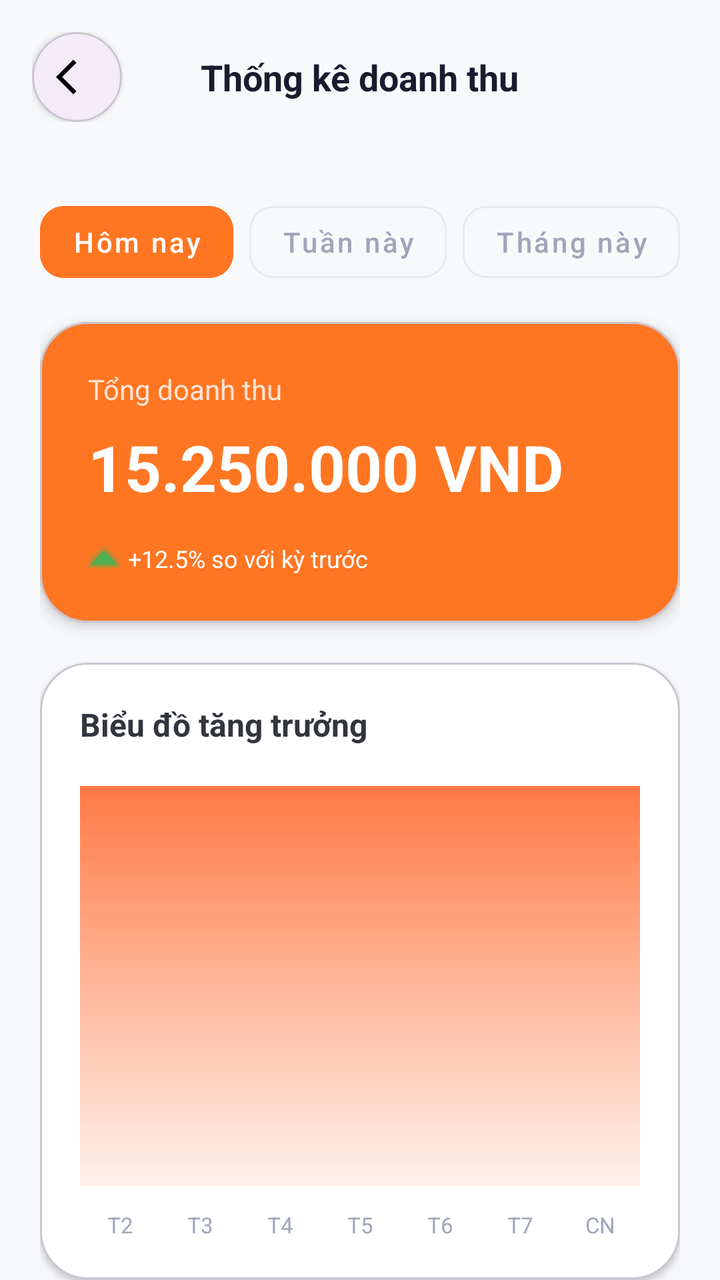
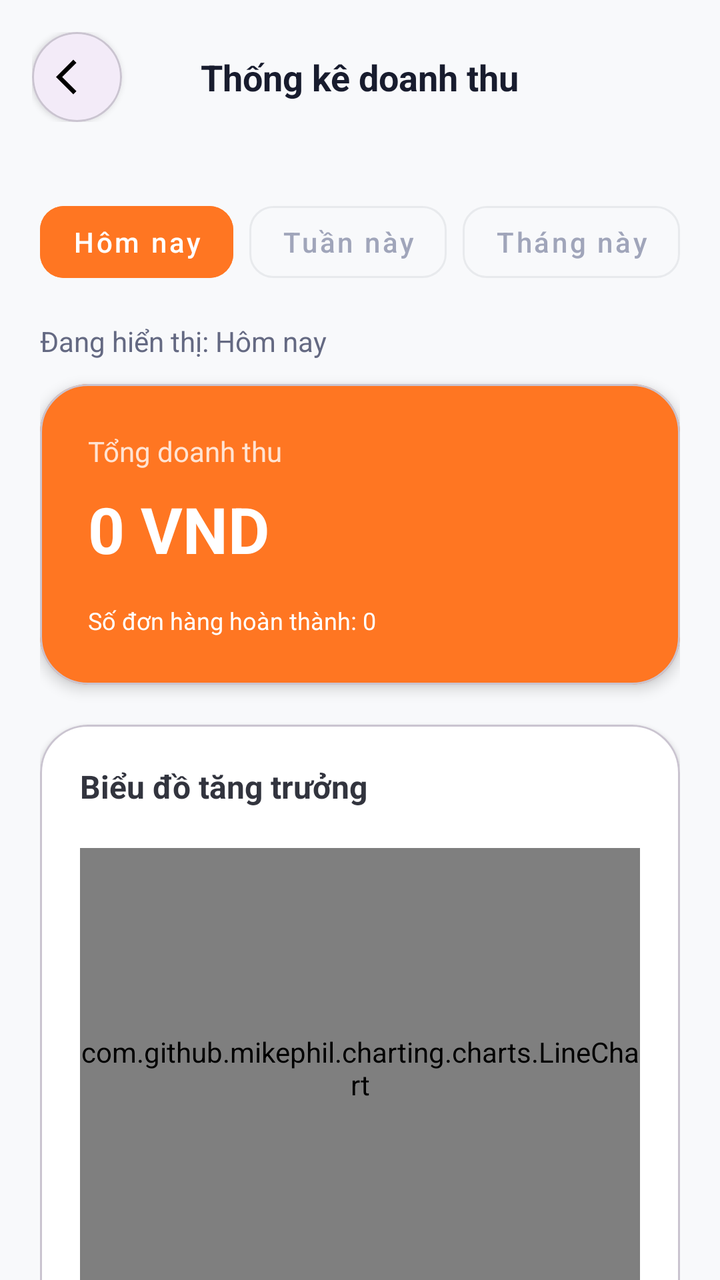

Compare the two renders of this Android layout. The source of the first and the diff that turns it into the second are given below.
<!-- AndroidManifest.xml: application theme Theme.NHOM33 -->
<!-- res/layout/admin_revenue.xml -->
<?xml version="1.0" encoding="utf-8"?>
<androidx.constraintlayout.widget.ConstraintLayout xmlns:android="http://schemas.android.com/apk/res/android"
    xmlns:app="http://schemas.android.com/apk/res-auto"
    xmlns:tools="http://schemas.android.com/tools"
    android:layout_width="match_parent"
    android:layout_height="match_parent"
    android:background="#F8F9FB">

    
    <androidx.constraintlayout.widget.ConstraintLayout
        android:id="@+id/header"
        android:layout_width="match_parent"
        android:layout_height="wrap_content"
        android:padding="16dp"
        app:layout_constraintTop_toTopOf="parent">

        <com.google.android.material.card.MaterialCardView
            android:id="@+id/btnBack"
            android:layout_width="45dp"
            android:layout_height="45dp"
            app:cardCornerRadius="22.5dp"
            app:cardElevation="2dp"
            app:layout_constraintBottom_toBottomOf="parent"
            app:layout_constraintStart_toStartOf="parent"
            app:layout_constraintTop_toTopOf="parent">

            <ImageView
                android:layout_width="match_parent"
                android:layout_height="match_parent"
                android:contentDescription="Back"
                android:padding="12dp"
                android:src="@drawable/baseline_arrow_back_ios_24"
                app:tint="@color/black" />
        </com.google.android.material.card.MaterialCardView>

        <TextView
            android:layout_width="wrap_content"
            android:layout_height="wrap_content"
            android:text="Thống kê doanh thu"
            android:textColor="#181C2E"
            android:textSize="18sp"
            android:textStyle="bold"
            app:layout_constraintBottom_toBottomOf="parent"
            app:layout_constraintEnd_toEndOf="parent"
            app:layout_constraintStart_toStartOf="parent"
            app:layout_constraintTop_toTopOf="parent" />

    </androidx.constraintlayout.widget.ConstraintLayout>

    <androidx.core.widget.NestedScrollView
        android:layout_width="match_parent"
        android:layout_height="0dp"
        app:layout_constraintBottom_toBottomOf="parent"
        app:layout_constraintTop_toBottomOf="@id/header">

        <LinearLayout
            android:layout_width="match_parent"
            android:layout_height="wrap_content"
            android:orientation="vertical"
            android:padding="20dp">

            
            <HorizontalScrollView
                android:layout_width="match_parent"
                android:layout_height="wrap_content"
                android:scrollbars="none">

                <LinearLayout
                    android:layout_width="wrap_content"
                    android:layout_height="wrap_content"
                    android:orientation="horizontal"
                    android:paddingBottom="16dp">

                    <com.google.android.material.button.MaterialButton
                        android:id="@+id/btnDay"
                        style="@style/Widget.MaterialComponents.Button.UnelevatedButton"
                        android:layout_width="wrap_content"
                        android:layout_height="wrap_content"
                        android:layout_marginEnd="8dp"
                        android:backgroundTint="#FF7622"
                        android:text="Hôm nay"
                        android:textAllCaps="false"
                        android:textColor="@color/white"
                        app:cornerRadius="12dp" />

                    <com.google.android.material.button.MaterialButton
                        android:id="@+id/btnWeek"
                        style="@style/Widget.MaterialComponents.Button.OutlinedButton"
                        android:layout_width="wrap_content"
                        android:layout_height="wrap_content"
                        android:layout_marginEnd="8dp"
                        android:text="Tuần này"
                        android:textAllCaps="false"
                        android:textColor="#A0A5BA"
                        app:cornerRadius="12dp"
                        app:strokeColor="#E8EAED" />

                    <com.google.android.material.button.MaterialButton
                        android:id="@+id/btnMonth"
                        style="@style/Widget.MaterialComponents.Button.OutlinedButton"
                        android:layout_width="wrap_content"
                        android:layout_height="wrap_content"
                        android:layout_marginEnd="8dp"
                        android:text="Tháng này"
                        android:textAllCaps="false"
                        android:textColor="#A0A5BA"
                        app:cornerRadius="12dp"
                        app:strokeColor="#E8EAED" />

                    <com.google.android.material.button.MaterialButton
                        android:id="@+id/btnYear"
                        style="@style/Widget.MaterialComponents.Button.OutlinedButton"
                        android:layout_width="wrap_content"
                        android:layout_height="wrap_content"
                        android:text="Năm này"
                        android:textAllCaps="false"
                        android:textColor="#A0A5BA"
                        app:cornerRadius="12dp"
                        app:strokeColor="#E8EAED" />
                </LinearLayout>
            </HorizontalScrollView>

            
            <com.google.android.material.card.MaterialCardView
                android:layout_width="match_parent"
                android:layout_height="wrap_content"
                app:cardBackgroundColor="#FF7622"
                app:cardCornerRadius="24dp"
                app:cardElevation="4dp">

                <LinearLayout
                    android:layout_width="match_parent"
                    android:layout_height="wrap_content"
                    android:orientation="vertical"
                    android:padding="24dp">

                    <TextView
                        android:layout_width="wrap_content"
                        android:layout_height="wrap_content"
                        android:alpha="0.8"
                        android:text="Tổng doanh thu"
                        android:textColor="#FFFFFF"
                        android:textSize="14sp" />

                    <TextView
                        android:id="@+id/tvTotalRevenue"
                        android:layout_width="wrap_content"
                        android:layout_height="wrap_content"
                        android:layout_marginTop="8dp"
                        android:text="15.250.000 VND"
                        android:textColor="#FFFFFF"
                        android:textSize="32sp"
                        android:textStyle="bold" />

                    <LinearLayout
                        android:layout_width="wrap_content"
                        android:layout_height="wrap_content"
                        android:layout_marginTop="16dp"
                        android:gravity="center_vertical"
                        android:orientation="horizontal">

                        <ImageView
                            android:layout_width="16dp"
                            android:layout_height="16dp"
                            android:contentDescription="Trend"
                            android:src="@android:drawable/arrow_up_float"
                            app:tint="#4CAF50" />

                        <TextView
                            android:layout_width="wrap_content"
                            android:layout_height="wrap_content"
                            android:layout_marginStart="4dp"
                            android:text="+12.5% so với kỳ trước"
                            android:textColor="#FFFFFF"
                            android:textSize="12sp" />
                    </LinearLayout>
                </LinearLayout>
            </com.google.android.material.card.MaterialCardView>

            
            <com.google.android.material.card.MaterialCardView
                android:layout_width="match_parent"
                android:layout_height="wrap_content"
                android:layout_marginTop="20dp"
                app:cardBackgroundColor="@color/white"
                app:cardCornerRadius="24dp"
                app:cardElevation="2dp">

                <LinearLayout
                    android:layout_width="match_parent"
                    android:layout_height="wrap_content"
                    android:orientation="vertical"
                    android:padding="20dp">

                    <TextView
                        android:layout_width="wrap_content"
                        android:layout_height="wrap_content"
                        android:text="Biểu đồ tăng trưởng"
                        android:textColor="#32343E"
                        android:textSize="16sp"
                        android:textStyle="bold" />

                    <ImageView
                        android:id="@+id/ivRevenueChart"
                        android:layout_width="match_parent"
                        android:layout_height="200dp"
                        android:layout_marginTop="20dp"
                        android:contentDescription="Biểu đồ doanh thu"
                        android:scaleType="fitXY"
                        android:src="@drawable/dummy_chart_gradient" />

                    <LinearLayout
                        android:layout_width="match_parent"
                        android:layout_height="wrap_content"
                        android:layout_marginTop="12dp"
                        android:orientation="horizontal"
                        android:weightSum="7">

                        <TextView
                            android:layout_width="0dp"
                            android:layout_height="wrap_content"
                            android:layout_weight="1"
                            android:gravity="center"
                            android:text="T2"
                            android:textColor="#A0A5BA"
                            android:textSize="11sp" />

                        <TextView
                            android:layout_width="0dp"
                            android:layout_height="wrap_content"
                            android:layout_weight="1"
                            android:gravity="center"
                            android:text="T3"
                            android:textColor="#A0A5BA"
                            android:textSize="11sp" />

                        <TextView
                            android:layout_width="0dp"
                            android:layout_height="wrap_content"
                            android:layout_weight="1"
                            android:gravity="center"
                            android:text="T4"
                            android:textColor="#A0A5BA"
                            android:textSize="11sp" />

                        <TextView
                            android:layout_width="0dp"
                            android:layout_height="wrap_content"
                            android:layout_weight="1"
                            android:gravity="center"
                            android:text="T5"
                            android:textColor="#A0A5BA"
                            android:textSize="11sp" />

                        <TextView
                            android:layout_width="0dp"
                            android:layout_height="wrap_content"
                            android:layout_weight="1"
                            android:gravity="center"
                            android:text="T6"
                            android:textColor="#A0A5BA"
                            android:textSize="11sp" />

                        <TextView
                            android:layout_width="0dp"
                            android:layout_height="wrap_content"
                            android:layout_weight="1"
                            android:gravity="center"
                            android:text="T7"
                            android:textColor="#A0A5BA"
                            android:textSize="11sp" />

                        <TextView
                            android:layout_width="0dp"
                            android:layout_height="wrap_content"
                            android:layout_weight="1"
                            android:gravity="center"
                            android:text="CN"
                            android:textColor="#A0A5BA"
                            android:textSize="11sp" />
                    </LinearLayout>
                </LinearLayout>
            </com.google.android.material.card.MaterialCardView>

            
            <LinearLayout
                android:layout_width="match_parent"
                android:layout_height="wrap_content"
                android:layout_marginTop="24dp"
                android:gravity="center_vertical"
                android:orientation="horizontal">

                <TextView
                    android:layout_width="0dp"
                    android:layout_height="wrap_content"
                    android:layout_weight="1"
                    android:text="Đơn hàng gần đây"
                    android:textColor="#181C2E"
                    android:textSize="16sp"
                    android:textStyle="bold" />

                <TextView
                    android:id="@+id/tvSeeAllOrders"
                    android:layout_width="wrap_content"
                    android:layout_height="wrap_content"
                    android:text="Xem tất cả"
                    android:textColor="#FF7622"
                    android:textSize="14sp" />
            </LinearLayout>

            <androidx.recyclerview.widget.RecyclerView
                android:id="@+id/rvRecentOrders"
                android:layout_width="match_parent"
                android:layout_height="wrap_content"
                android:layout_marginTop="12dp"
                android:nestedScrollingEnabled="false"
                tools:listitem="@layout/admin_item_order" />

        </LinearLayout>
    </androidx.core.widget.NestedScrollView>

</androidx.constraintlayout.widget.ConstraintLayout>
<!-- res/layout/admin_item_order.xml (included above) -->
<?xml version="1.0" encoding="utf-8"?>
<com.google.android.material.card.MaterialCardView xmlns:android="http://schemas.android.com/apk/res/android"
    xmlns:app="http://schemas.android.com/apk/res-auto"
    android:layout_width="match_parent"
    android:layout_height="wrap_content"
    android:layout_marginHorizontal="16dp"
    android:layout_marginVertical="8dp"
    app:cardCornerRadius="12dp"
    app:cardElevation="3dp"
    app:strokeColor="#F0F0F0"
    app:strokeWidth="1dp">

    <androidx.constraintlayout.widget.ConstraintLayout
        android:layout_width="match_parent"
        android:layout_height="wrap_content"
        android:padding="16dp">

        
        <TextView
            android:id="@+id/txt_order_id"
            android:layout_width="wrap_content"
            android:layout_height="wrap_content"
            android:text="#DH-2024-001"
            android:textColor="@color/black"
            android:textSize="16sp"
            android:textStyle="bold"
            app:layout_constraintStart_toStartOf="parent"
            app:layout_constraintTop_toTopOf="parent" />

        
        <TextView
            android:id="@+id/txt_order_date"
            android:layout_width="wrap_content"
            android:layout_height="wrap_content"
            android:text="15/10/2023 14:30"
            android:textColor="#757575"
            android:textSize="13sp"
            app:layout_constraintBottom_toBottomOf="@+id/txt_order_id"
            app:layout_constraintEnd_toEndOf="parent"
            app:layout_constraintTop_toTopOf="@+id/txt_order_id" />

        <View
            android:id="@+id/divider"
            android:layout_width="match_parent"
            android:layout_height="1dp"
            android:layout_marginTop="12dp"
            android:background="#EEEEEE"
            app:layout_constraintTop_toBottomOf="@id/txt_order_id" />

        
        <ImageView
            android:id="@+id/img_user_icon"
            android:layout_width="18dp"
            android:layout_height="18dp"
            android:layout_marginTop="12dp"
            android:src="@drawable/icons8_person_24"
            app:layout_constraintStart_toStartOf="parent"
            app:layout_constraintTop_toBottomOf="@id/divider"
            app:tint="#757575" />

        <TextView
            android:id="@+id/txt_customer_name"
            android:layout_width="0dp"
            android:layout_height="wrap_content"
            android:layout_marginStart="8dp"
            android:text="Nguyễn Văn A"
            android:textColor="#212121"
            android:textSize="14sp"
            android:textStyle="bold"
            app:layout_constraintBottom_toBottomOf="@id/img_user_icon"
            app:layout_constraintEnd_toEndOf="parent"
            app:layout_constraintStart_toEndOf="@id/img_user_icon"
            app:layout_constraintTop_toTopOf="@id/img_user_icon" />

        
        <TextView
            android:id="@+id/label_total"
            android:layout_width="wrap_content"
            android:layout_height="wrap_content"
            android:layout_marginTop="8dp"
            android:text="Tổng tiền:"
            android:textColor="#757575"
            android:textSize="14sp"
            app:layout_constraintStart_toStartOf="parent"
            app:layout_constraintTop_toBottomOf="@id/txt_customer_name" />

        <TextView
            android:id="@+id/txt_order_total"
            android:layout_width="wrap_content"
            android:layout_height="wrap_content"
            android:layout_marginStart="8dp"
            android:text="150.000 VNĐ"
            android:textColor="#FF7622"
            android:textSize="16sp"
            android:textStyle="bold"
            app:layout_constraintBottom_toBottomOf="@id/label_total"
            app:layout_constraintStart_toEndOf="@id/label_total"
            app:layout_constraintTop_toTopOf="@id/label_total" />

        

        
        <TextView
            android:id="@+id/txt_order_status"
            android:layout_width="wrap_content"
            android:layout_height="wrap_content"
            android:layout_marginTop="16dp"
            android:background="@drawable/bg_button_back"
            android:paddingHorizontal="12dp"
            android:paddingVertical="4dp"
            android:text="Chờ xác nhận"
            android:textColor="#FF7622"
            android:textSize="12sp"
            android:textStyle="bold"
            app:layout_constraintBottom_toBottomOf="parent"
            app:layout_constraintStart_toStartOf="parent"
            app:layout_constraintTop_toBottomOf="@id/label_total" />

        
        <com.google.android.material.button.MaterialButton
            android:id="@+id/btn_detail"
            style="@style/Widget.MaterialComponents.Button.OutlinedButton"
            android:layout_width="wrap_content"
            android:layout_height="wrap_content"
            android:minHeight="0dp"
            android:paddingVertical="6dp"
            android:text="Chi tiết"
            android:textColor="#FF7622"
            android:textSize="12sp"
            app:cornerRadius="8dp"
            app:layout_constraintBottom_toBottomOf="parent"
            app:layout_constraintEnd_toEndOf="parent"
            app:layout_constraintTop_toTopOf="@id/txt_order_status"
            app:strokeColor="#FF7622" />

    </androidx.constraintlayout.widget.ConstraintLayout>

</com.google.android.material.card.MaterialCardView>
<!-- resources referenced by this layout -->
<resources>
  <color name="black">#FF000000</color>
  <color name="white">#FFFFFFFF</color>
  <!-- drawable baseline_arrow_back_ios_24 (drawable) -->
  <vector xmlns:android="http://schemas.android.com/apk/res/android" android:autoMirrored="true" android:height="24dp" android:tint="#000000" android:viewportHeight="24" android:viewportWidth="24" android:width="24dp">
        
      <path android:fillColor="@android:color/white" android:pathData="M11.67,3.87L9.9,2.1 0,12l9.9,9.9 1.77,-1.77L3.54,12z"/>
      
  </vector>
  <!-- drawable bg_button_back (drawable) -->
  <?xml version="1.0" encoding="utf-8"?>
  <shape xmlns:android="http://schemas.android.com/apk/res/android">
      <solid android:color="#ebecff" />
  
      <corners android:radius="30dp" />
  
  </shape>
  <!-- drawable dummy_chart_gradient (drawable) -->
  <?xml version="1.0" encoding="utf-8"?>
  <shape xmlns:android="http://schemas.android.com/apk/res/android">
      <gradient
          android:angle="90"
          android:startColor="#1AFF7A45"
          android:endColor="#FF7A45" />
  </shape>
  <!-- drawable icons8_person_24: png bitmap (drawable, 290 bytes) -->
  <style name="Theme.NHOM33" parent="Base.Theme.NHOM33" />
  <style name="Base.Theme.NHOM33" parent="Theme.Material3.DayNight.NoActionBar">
          
          
      </style>
</resources>

<!-- the commit's change to res/layout/admin_revenue.xml (unified diff, before → after) -->
@@ -112,13 +112,37 @@
                         style="@style/Widget.MaterialComponents.Button.OutlinedButton"
                         android:layout_width="wrap_content"
                         android:layout_height="wrap_content"
+                        android:layout_marginEnd="8dp"
                         android:text="Năm này"
                         android:textAllCaps="false"
                         android:textColor="#A0A5BA"
                         app:cornerRadius="12dp"
                         app:strokeColor="#E8EAED" />
+
+                    <com.google.android.material.button.MaterialButton
+                        android:id="@+id/btnCustomRange"
+                        style="@style/Widget.MaterialComponents.Button.OutlinedButton"
+                        android:layout_width="wrap_content"
+                        android:layout_height="wrap_content"
+                        android:text="Khoảng thời gian"
+                        android:textAllCaps="false"
+                        android:textColor="#A0A5BA"
+                        app:cornerRadius="12dp"
+                        app:strokeColor="#E8EAED"
+                        app:icon="@drawable/icons8_category_24"
+                        app:iconTint="#A0A5BA"/>
                 </LinearLayout>
             </HorizontalScrollView>
+
+            <TextView
+                android:id="@+id/tvDateRangeDisplay"
+                android:layout_width="match_parent"
+                android:layout_height="wrap_content"
+                android:layout_marginBottom="12dp"
+                android:text="Đang hiển thị: Hôm nay"
+                android:textColor="#646982"
+                android:textSize="14sp"
+                android:visibility="visible" />
 
             
             <com.google.android.material.card.MaterialCardView
@@ -147,7 +171,7 @@
                         android:layout_width="wrap_content"
                         android:layout_height="wrap_content"
                         android:layout_marginTop="8dp"
-                        android:text="15.250.000 VND"
+                        android:text="0 VND"
                         android:textColor="#FFFFFF"
                         android:textSize="32sp"
                         android:textStyle="bold" />
@@ -159,18 +183,11 @@
                         android:gravity="center_vertical"
                         android:orientation="horizontal">
 
-                        <ImageView
-                            android:layout_width="16dp"
-                            android:layout_height="16dp"
-                            android:contentDescription="Trend"
-                            android:src="@android:drawable/arrow_up_float"
-                            app:tint="#4CAF50" />
-
                         <TextView
+                            android:id="@+id/tvOrderCount"
                             android:layout_width="wrap_content"
                             android:layout_height="wrap_content"
-                            android:layout_marginStart="4dp"
-                            android:text="+12.5% so với kỳ trước"
+                            android:text="Số đơn hàng hoàn thành: 0"
                             android:textColor="#FFFFFF"
                             android:textSize="12sp" />
                     </LinearLayout>
@@ -200,85 +217,12 @@
                         android:textSize="16sp"
                         android:textStyle="bold" />
 
-                    <ImageView
-                        android:id="@+id/ivRevenueChart"
+                    <com.github.mikephil.charting.charts.LineChart
+                        android:id="@+id/revenueChart"
                         android:layout_width="match_parent"
-                        android:layout_height="200dp"
-                        android:layout_marginTop="20dp"
-                        android:contentDescription="Biểu đồ doanh thu"
-                        android:scaleType="fitXY"
-                        android:src="@drawable/dummy_chart_gradient" />
-
-                    <LinearLayout
-                        android:layout_width="match_parent"
-                        android:layout_height="wrap_content"
-                        android:layout_marginTop="12dp"
-                        android:orientation="horizontal"
-                        android:weightSum="7">
-
-                        <TextView
-                            android:layout_width="0dp"
-                            android:layout_height="wrap_content"
-                            android:layout_weight="1"
-                            android:gravity="center"
-                            android:text="T2"
-                            android:textColor="#A0A5BA"
-                            android:textSize="11sp" />
-
-                        <TextView
-                            android:layout_width="0dp"
-                            android:layout_height="wrap_content"
-                            android:layout_weight="1"
-                            android:gravity="center"
-                            android:text="T3"
-                            android:textColor="#A0A5BA"
-                            android:textSize="11sp" />
-
-                        <TextView
-                            android:layout_width="0dp"
-                            android:layout_height="wrap_content"
-                            android:layout_weight="1"
-                            android:gravity="center"
-                            android:text="T4"
-                            android:textColor="#A0A5BA"
-                            android:textSize="11sp" />
-
-                        <TextView
-                            android:layout_width="0dp"
-                            android:layout_height="wrap_content"
-                            android:layout_weight="1"
-                            android:gravity="center"
-                            android:text="T5"
-                            android:textColor="#A0A5BA"
-                            android:textSize="11sp" />
-
-                        <TextView
-                            android:layout_width="0dp"
-                            android:layout_height="wrap_content"
-                            android:layout_weight="1"
-                            android:gravity="center"
-                            android:text="T6"
-                            android:textColor="#A0A5BA"
-                            android:textSize="11sp" />
-
-                        <TextView
-                            android:layout_width="0dp"
-                            android:layout_height="wrap_content"
-                            android:layout_weight="1"
-                            android:gravity="center"
-                            android:text="T7"
-                            android:textColor="#A0A5BA"
-                            android:textSize="11sp" />
-
-                        <TextView
-                            android:layout_width="0dp"
-                            android:layout_height="wrap_content"
-                            android:layout_weight="1"
-                            android:gravity="center"
-                            android:text="CN"
-                            android:textColor="#A0A5BA"
-                            android:textSize="11sp" />
-                    </LinearLayout>
+                        android:layout_height="220dp"
+                        android:layout_marginTop="20dp" />
+
                 </LinearLayout>
             </com.google.android.material.card.MaterialCardView>
 
@@ -294,7 +238,7 @@
                     android:layout_width="0dp"
                     android:layout_height="wrap_content"
                     android:layout_weight="1"
-                    android:text="Đơn hàng gần đây"
+                    android:text="Đơn hàng"
                     android:textColor="#181C2E"
                     android:textSize="16sp"
                     android:textStyle="bold" />
<!-- resource entries referenced after the edit -->
@@ -16,14 +16,7 @@
       <corners android:radius="30dp" />
   
   </shape>
-  <!-- drawable dummy_chart_gradient (drawable) -->
-  <?xml version="1.0" encoding="utf-8"?>
-  <shape xmlns:android="http://schemas.android.com/apk/res/android">
-      <gradient
-          android:angle="90"
-          android:startColor="#1AFF7A45"
-          android:endColor="#FF7A45" />
-  </shape>
+  <!-- drawable icons8_category_24: png bitmap (drawable, 489 bytes) -->
   <!-- drawable icons8_person_24: png bitmap (drawable, 290 bytes) -->
   <style name="Theme.NHOM33" parent="Base.Theme.NHOM33" />
   <style name="Base.Theme.NHOM33" parent="Theme.Material3.DayNight.NoActionBar">
